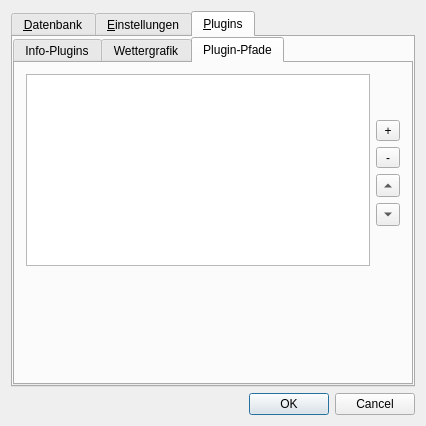
Above: src/gui/windows/SettingsWindow.ui from startkladde/startkladde before the change. Below: the same form after it.
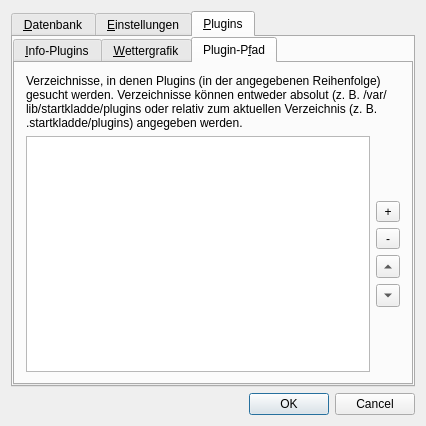
That is the form after the change. The open tabs and pages were chosen to show the change.

Commit message: More implementation of Settings and SettingsWindow

What changed in the file:
```diff
--- a/src/gui/windows/SettingsWindow.ui
+++ b/src/gui/windows/SettingsWindow.ui
@@ -297,7 +297,7 @@
          </property>
          <widget class="QWidget" name="infoPluginsTab">
           <attribute name="title">
-           <string>Info-Plugins</string>
+           <string>&amp;Info-Plugins</string>
           </attribute>
           <layout class="QVBoxLayout" name="verticalLayout_6">
            <item>
@@ -492,7 +492,7 @@
          </widget>
          <widget class="QWidget" name="weatherPluginTab">
           <attribute name="title">
-           <string>Wettergrafik</string>
+           <string>&amp;Wettergrafik</string>
           </attribute>
           <layout class="QVBoxLayout" name="verticalLayout_5">
            <item>
@@ -637,90 +637,45 @@
          </widget>
          <widget class="QWidget" name="pluginPathTab">
           <attribute name="title">
-           <string>Plugin-Pfade</string>
+           <string>Plugin-P&amp;fad</string>
           </attribute>
           <layout class="QVBoxLayout" name="verticalLayout">
+           <item>
+            <widget class="QLabel" name="label_2">
+             <property name="text">
+              <string>Verzeichnisse, in denen Plugins (in der angegebenen Reihenfolge) gesucht werden. Verzeichnisse können entweder absolut (z. B. /var/lib/startkladde/plugins oder relativ zum aktuellen Verzeichnis (z. B. .startkladde/plugins) angegeben werden.</string>
+             </property>
+             <property name="wordWrap">
+              <bool>true</bool>
+             </property>
+            </widget>
+           </item>
            <item>
             <widget class="QWidget" name="pluginPathListPane" native="true">
-             <layout class="QGridLayout" name="gridLayout_5">
+             <layout class="QHBoxLayout" name="horizontalLayout_2">
               <property name="margin">
                <number>0</number>
               </property>
-              <item row="0" column="0" rowspan="6">
-               <widget class="QListWidget" name="pluginPathList"/>
-              </item>
-              <item row="5" column="1">
-               <spacer name="verticalSpacer_5">
-                <property name="orientation">
-                 <enum>Qt::Vertical</enum>
+              <item>
+               <widget class="QListWidget" name="pluginPathList">
+                <property name="dragDropMode">
+                 <enum>QAbstractItemView::InternalMove</enum>
                 </property>
-                <property name="sizeHint" stdset="0">
-                 <size>
-                  <width>20</width>
-                  <height>40</height>
-                 </size>
+                <property name="alternatingRowColors">
+                 <bool>true</bool>
                 </property>
-               </spacer>
-              </item>
-              <item row="1" column="1">
-               <widget class="QToolButton" name="addPluginButton">
-                <property name="sizePolicy">
-                 <sizepolicy hsizetype="Minimum" vsizetype="Fixed">
-                  <horstretch>0</horstretch>
-                  <verstretch>0</verstretch>
-                 </sizepolicy>
+                <property name="textElideMode">
+                 <enum>Qt::ElideMiddle</enum>
                 </property>
-                <property name="text">
-                 <string>+</string>
-                </property>
                </widget>
               </item>
-              <item row="2" column="1">
-               <widget class="QToolButton" name="removePluginButton">
-                <property name="sizePolicy">
-                 <sizepolicy hsizetype="Minimum" vsizetype="Fixed">
-                  <horstretch>0</horstretch>
-                  <verstretch>0</verstretch>
-                 </sizepolicy>
-                </property>
-                <property name="text">
-                 <string>-</string>
-                </property>
-               </widget>
-              </item>
-              <item row="4" column="1">
-               <widget class="QToolButton" name="pluginDownButton">
-                <property name="sizePolicy">
-                 <sizepolicy hsizetype="Minimum" vsizetype="Fixed">
-                  <horstretch>0</horstretch>
-                  <verstretch>0</verstretch>
-                 </sizepolicy>
-                </property>
-                <property name="text">
-                 <string>...</string>
-                </property>
-                <property name="arrowType">
-                 <enum>Qt::DownArrow</enum>
-                </property>
-               </widget>
-              </item>
-              <item row="3" column="1">
-               <widget class="QToolButton" name="pluginUpButton">
-                <property name="sizePolicy">
-                 <sizepolicy hsizetype="Minimum" vsizetype="Fixed">
-                  <horstretch>0</horstretch>
-                  <verstretch>0</verstretch>
-                 </sizepolicy>
-                </property>
-                <property name="text">
-                 <string/>
-                </property>
-                <property name="arrowType">
-                 <enum>Qt::UpArrow</enum>
-                </property>
-               </widget>
-              </item>
-              <item row="0" column="1">
+              <item>
+               <widget class="QWidget" name="widget" native="true">
+                <layout class="QVBoxLayout" name="verticalLayout_7">
+                 <property name="margin">
+                  <number>0</number>
+                 </property>
+                 <item>
                <spacer name="verticalSpacer_9">
                 <property name="orientation">
                  <enum>Qt::Vertical</enum>
@@ -733,11 +688,66 @@
                 </property>
                </spacer>
               </item>
-             </layout>
+                 <item>
+                  <widget class="QToolButton" name="addPluginPathButton">
+                   <property name="sizePolicy">
+                    <sizepolicy hsizetype="Minimum" vsizetype="Fixed">
+                     <horstretch>0</horstretch>
+                     <verstretch>0</verstretch>
+                    </sizepolicy>
+                   </property>
+                   <property name="text">
+                    <string>+</string>
+                   </property>
             </widget>
            </item>
            <item>
-            <spacer name="verticalSpacer_2">
+                  <widget class="QToolButton" name="removePluginPathButton">
+                   <property name="sizePolicy">
+                    <sizepolicy hsizetype="Minimum" vsizetype="Fixed">
+                     <horstretch>0</horstretch>
+                     <verstretch>0</verstretch>
+                    </sizepolicy>
+                   </property>
+                   <property name="text">
+                    <string>-</string>
+                   </property>
+                  </widget>
+                 </item>
+                 <item>
+                  <widget class="QToolButton" name="pluginPathUpButton">
+                   <property name="sizePolicy">
+                    <sizepolicy hsizetype="Minimum" vsizetype="Fixed">
+                     <horstretch>0</horstretch>
+                     <verstretch>0</verstretch>
+                    </sizepolicy>
+                   </property>
+                   <property name="text">
+                    <string/>
+                   </property>
+                   <property name="arrowType">
+                    <enum>Qt::UpArrow</enum>
+                   </property>
+                  </widget>
+                 </item>
+                 <item>
+                  <widget class="QToolButton" name="pluginPathDownButton">
+                   <property name="sizePolicy">
+                    <sizepolicy hsizetype="Minimum" vsizetype="Fixed">
+                     <horstretch>0</horstretch>
+                     <verstretch>0</verstretch>
+                    </sizepolicy>
+                   </property>
+                   <property name="text">
+                    <string>...</string>
+                   </property>
+                   <property name="arrowType">
+                    <enum>Qt::DownArrow</enum>
+                   </property>
+                  </widget>
+                 </item>
+                 <item>
+                  <spacer name="verticalSpacer_5">
              <property name="orientation">
               <enum>Qt::Vertical</enum>
              </property>
@@ -748,6 +758,12 @@
               </size>
              </property>
             </spacer>
+                 </item>
+                </layout>
+               </widget>
+              </item>
+             </layout>
+            </widget>
            </item>
           </layout>
          </widget>
```
Left out of the diff: 209 changed lines with no effect on the pictures. Lines whose indentation alone changed are shown as unchanged. The commit also changes 7 other files.
